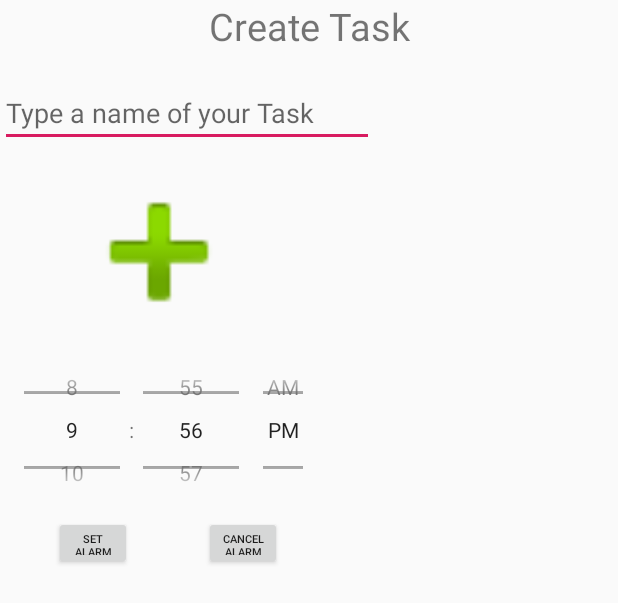
After one commit to fabiomoniz/2lazy2doo, an Android app: the layout custom_dialog_layout.xml on its own in the app's theme, with its tools: preview values and no code run, on a phone screen of 412 x 824 dp. The commit adds this screen. Shown: the top 603 px of the screen. Run offline under Robolectric (Android 15) with nearby library versions, the phone set to English and light mode, and no system bars.

Commit message:
last commit

```diff
--- a/app/build.gradle
+++ b/app/build.gradle
@@ -36,7 +36,7 @@ dependencies {
     implementation 'com.google.firebase:firebase-firestore:19.0.0'
     implementation 'com.google.firebase:firebase-database:17.0.0'
     implementation 'com.google.firebase:firebase-storage:17.0.0'
-    implementation 'com.google.firebase:firebase-messaging:17.3.4'
+    implementation 'com.google.firebase:firebase-messaging:18.0.0'
 
     implementation 'com.firebaseui:firebase-ui-auth:4.3.1'
     implementation 'com.firebaseui:firebase-ui-firestore:4.3.2'
--- a/app/src/main/java/com/example/a2lazy/fragments/ImageFragment.java
+++ b/app/src/main/java/com/example/a2lazy/fragments/ImageFragment.java
@@ -22,7 +22,6 @@ public class ImageFragment extends AppCompatDialogFragment {
 
 
 
-
         return builder.create();
     }
 }
--- /dev/null
+++ b/app/src/main/res/layout/custom_dialog_layout.xml
@@ -0,0 +1,75 @@
+<?xml version="1.0" encoding="utf-8"?>
+<android.support.constraint.ConstraintLayout xmlns:android="http://schemas.android.com/apk/res/android"
+    xmlns:app="http://schemas.android.com/apk/res-auto"
+    xmlns:tools="http://schemas.android.com/tools"
+    android:layout_width="match_parent"
+    android:layout_height="wrap_content">
+
+    <Button
+        android:id="@+id/button7"
+        android:layout_width="52dp"
+        android:layout_height="36dp"
+        android:layout_marginStart="36dp"
+        android:layout_marginLeft="36dp"
+        android:layout_marginTop="344dp"
+        android:text="Set Alarm"
+        android:textSize="7sp"
+        app:layout_constraintStart_toStartOf="parent"
+        app:layout_constraintTop_toTopOf="parent" />
+
+    <TextView
+        android:id="@+id/title"
+        android:layout_width="match_parent"
+        android:layout_height="wrap_content"
+        android:gravity="center"
+        android:text="Create Task"
+        android:hint="Create Task"
+        android:textSize="25sp"
+        android:textStyle=""
+        tools:layout_editor_absoluteX="0dp"
+        tools:layout_editor_absoluteY="2dp" />
+
+    <ImageView
+        android:id="@+id/camera_open"
+        android:layout_width="140dp"
+        android:layout_height="120dp"
+        android:layout_marginStart="36dp"
+        android:layout_marginLeft="36dp"
+        android:layout_marginTop="108dp"
+        android:foregroundGravity="center"
+        app:layout_constraintStart_toStartOf="parent"
+        app:layout_constraintTop_toTopOf="parent"
+        app:srcCompat="@android:drawable/ic_input_add" />
+
+    <EditText
+        android:id="@+id/task_title"
+        android:layout_width="249dp"
+        android:layout_height="42dp"
+        android:layout_marginTop="56dp"
+        android:hint="Type a name of your Task"
+        app:layout_constraintStart_toStartOf="parent"
+        app:layout_constraintTop_toTopOf="parent" />
+
+    <TimePicker
+        android:id="@+id/simpleTimePicker"
+        android:layout_width="218dp"
+        android:layout_height="117dp"
+        android:layout_marginTop="228dp"
+        android:timePickerMode="spinner"
+        app:layout_constraintStart_toStartOf="parent"
+        app:layout_constraintTop_toTopOf="parent" />
+
+    <Button
+        android:id="@+id/button5"
+        android:layout_width="52dp"
+        android:layout_height="36dp"
+        android:layout_marginStart="136dp"
+        android:layout_marginLeft="136dp"
+        android:layout_marginTop="344dp"
+        android:text="Cancel Alarm"
+        android:textSize="7sp"
+        app:layout_constraintStart_toStartOf="parent"
+        app:layout_constraintTop_toTopOf="parent" />
+
+
+</android.support.constraint.ConstraintLayout>
```
Also changed, not shown: app/src/main/java/com/example/a2lazy/LoginActivity.java (+17 -8 lines), app/src/main/java/com/example/a2lazy/MainActivity.java (+2 -16 lines), app/src/main/java/com/example/a2lazy/fragments/AlarmFragment.java (+3 -4 lines), app/src/main/java/com/example/a2lazy/fragments/MenuFragment.java (+0 -11 lines), app/src/main/java/com/example/a2lazy/helpers/SwipeToDeleteCallback.java (+4 -6 lines), app/src/main/res/layout/customedit_dialog_fragment.xml (+0 -21 lines), 1 other file.
